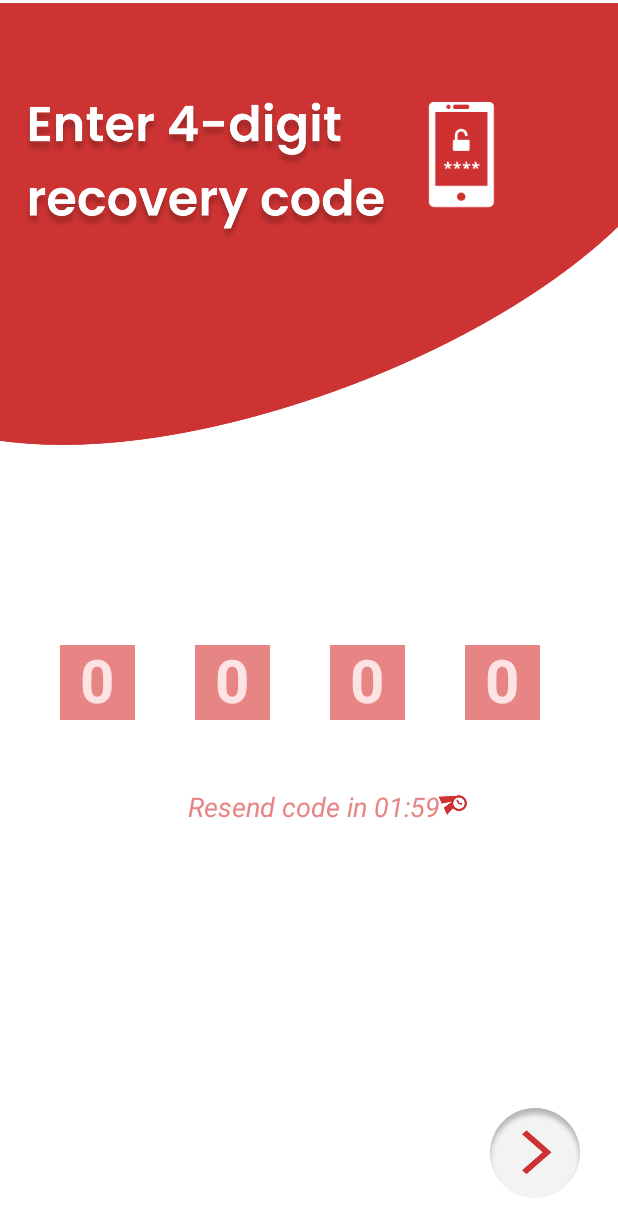
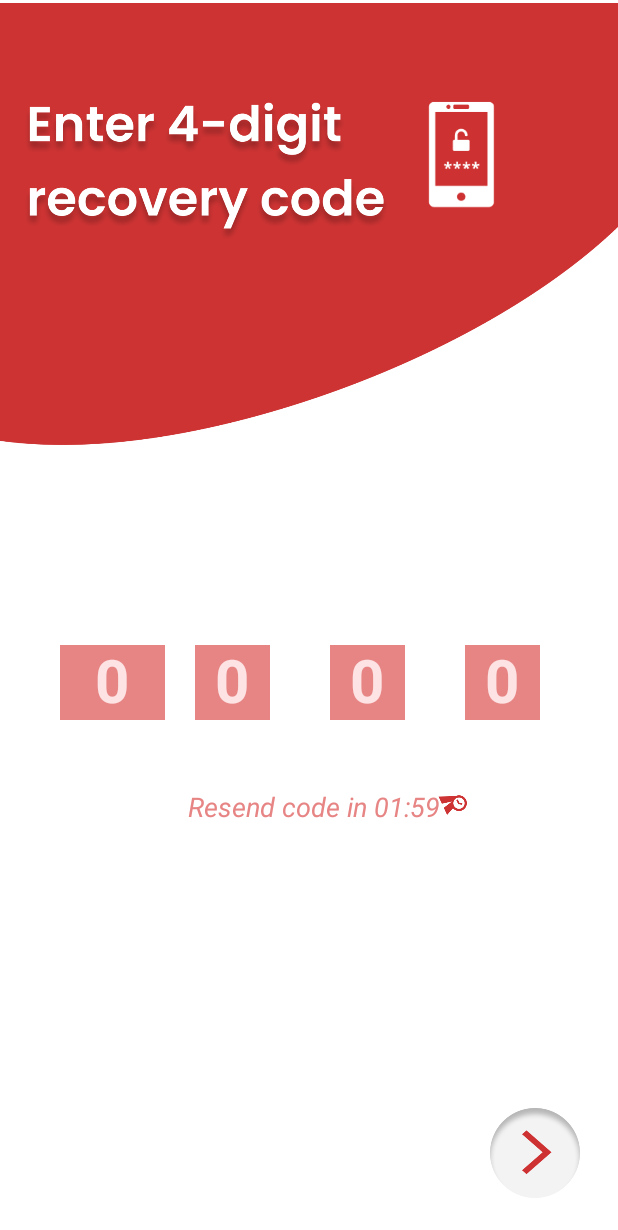
Before and after one commit to KaranRajpara1/GearUp, an Android app: the recoverypage screen opened directly, with no data from a screen before it, on a phone screen of 412 x 824 dp. Shown: the top 1230 px of the screen. Run offline under Robolectric (Android 15) with nearby library versions, the phone set to English and light mode, and no system bars.

Commit message:
My demo Sem 1

```diff
--- a/app/src/main/res/layout/activity_recoverypage.xml
+++ b/app/src/main/res/layout/activity_recoverypage.xml
@@ -13,7 +13,7 @@
         android:src="@drawable/recovery" />
 
     <EditText
-        android:layout_width="50dp"
+        android:layout_width="70dp"
         android:layout_height="50dp"
         android:layout_marginLeft="40dp"
         android:layout_marginTop="430dp"
```
